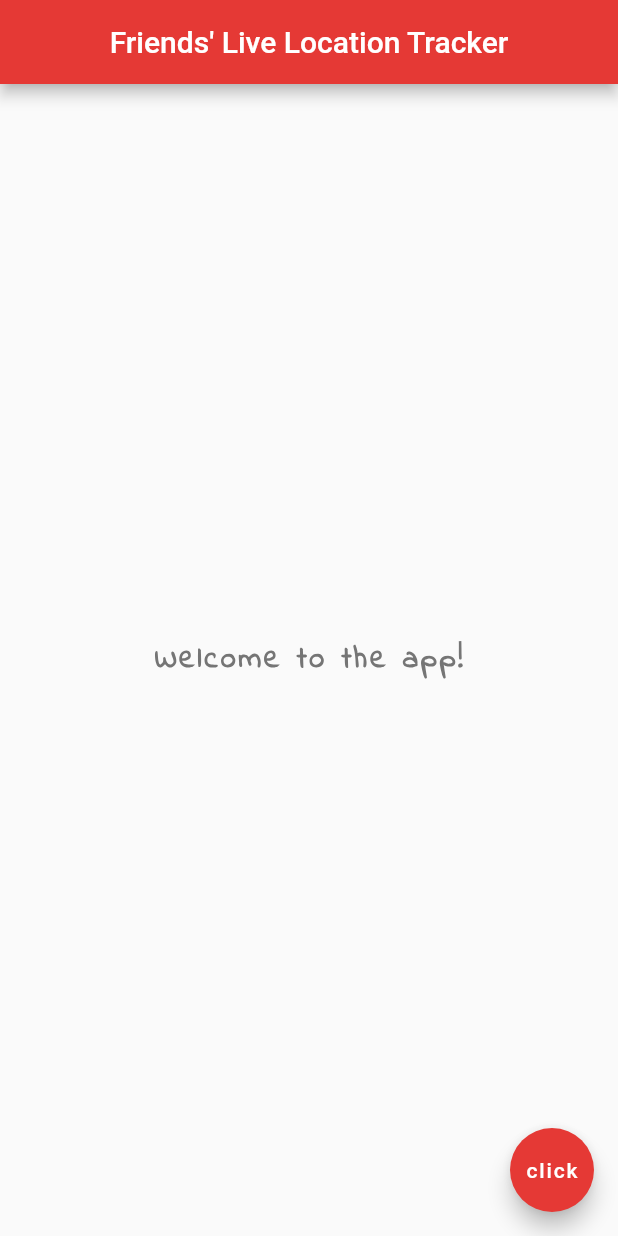
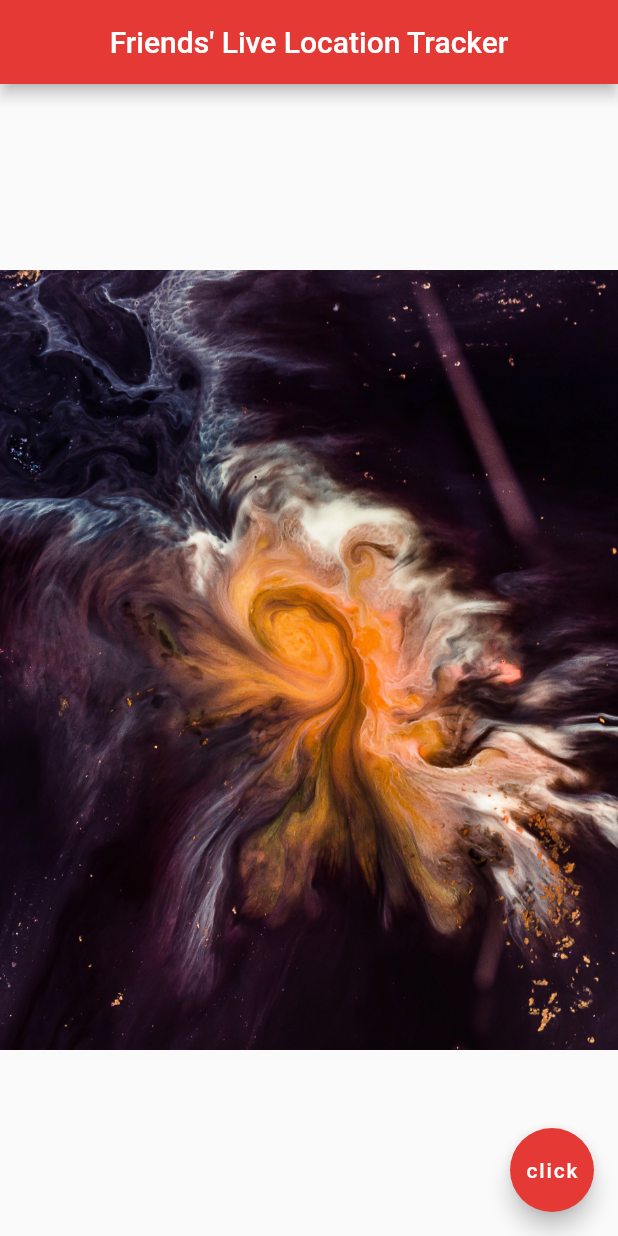
Before and after one commit to yashbg/friends_live_location_tracker, a Flutter app: the screen it shows after launch, on a phone screen of 412 x 824 dp. Run offline on Flutter 3.47's test engine with Material 2 defaults, Android fonts, the phone set to English and light mode, and no system bars.

Commit message:
Add assets

```diff
--- a/lib/main.dart
+++ b/lib/main.dart
@@ -16,16 +16,7 @@
         backgroundColor: Colors.red[600],
       ),
       body: Center(
-        child: Text(
-          'Welcome to the app!',
-          style: TextStyle(
-            fontSize: 20,
-            fontWeight: FontWeight.bold,
-            letterSpacing: 2.0,
-            color: Colors.grey[600],
-            fontFamily: 'IndieFlower',
-          ),
-        ),
+        child: Image.asset('assets/space.jpg'),
       ),
       floatingActionButton: FloatingActionButton(
         onPressed: () {
--- a/pubspec.yaml
+++ b/pubspec.yaml
@@ -45,9 +45,8 @@
   uses-material-design: true
 
   # To add assets to your application, add an assets section, like this:
-  # assets:
-  #   - images/a_dot_burr.jpeg
-  #   - images/a_dot_ham.jpeg
+  assets:
+    - assets/
 
   # An image asset can refer to one or more resolution-specific "variants", see
   # https://flutter.dev/assets-and-images/#resolution-aware.
```
Also changed, not shown: assets/space.jpg (added).
